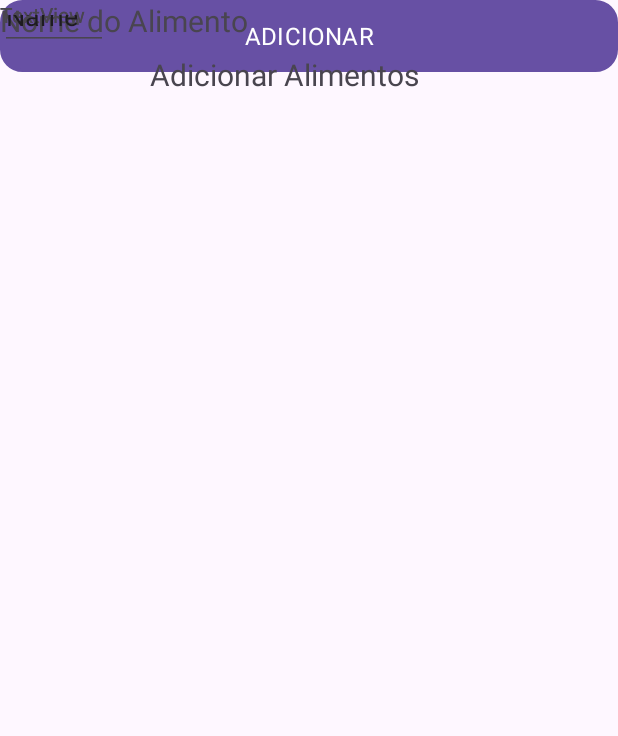
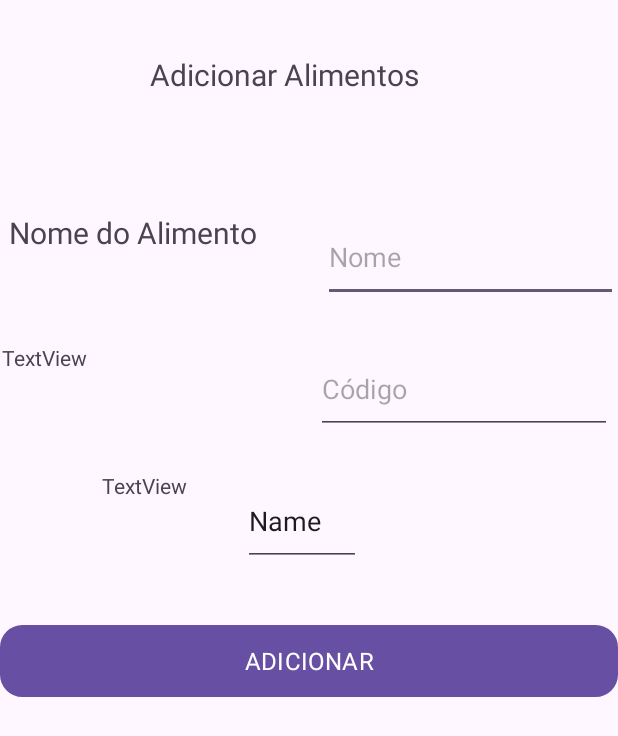
Before and after one commit to cc23537/TCC, an Android app: the layout fragment_dialog.xml on its own in the app's theme, with its tools: preview values and no code run, on a phone screen of 412 x 824 dp. Shown: the top 736 px of the screen. Run offline under Robolectric (Android 15) with nearby library versions, the phone set to English and light mode, and no system bars; Roboto replaces fonts that are not available here.

Commit message:
a
mudei o frag tela principal, frag splash rv itens, frag main

```diff
--- a/Android Studio/ProjFinal-Dm2/ProjFinal-Dm2/app/src/main/res/layout/fragment_dialog.xml
+++ b/Android Studio/ProjFinal-Dm2/ProjFinal-Dm2/app/src/main/res/layout/fragment_dialog.xml
@@ -12,34 +12,45 @@
 
     <EditText
         android:id="@+id/edNome"
-        android:layout_width="205dp"
-        android:layout_height="26dp"
+        android:layout_width="0dp"
+        android:layout_height="0dp"
+        android:layout_marginTop="141dp"
+        android:layout_marginBottom="28dp"
         android:ems="10"
         android:hint="Nome"
         android:inputType="text"
-        tools:layout_editor_absoluteX="206dp"
-        tools:layout_editor_absoluteY="141dp" />
+        app:layout_constraintBottom_toTopOf="@+id/edCodigo"
+        app:layout_constraintEnd_toEndOf="parent"
+        app:layout_constraintStart_toEndOf="@+id/textView5"
+        app:layout_constraintTop_toTopOf="parent" />
 
     <EditText
         android:id="@+id/edCodigo"
-        android:layout_width="201dp"
-        android:layout_height="29dp"
+        android:layout_width="0dp"
+        android:layout_height="0dp"
+        android:layout_marginEnd="4dp"
+        android:layout_marginBottom="28dp"
         android:ems="10"
         android:hint="Código"
         android:inputType="text"
-        tools:layout_editor_absoluteX="206dp"
-        tools:layout_editor_absoluteY="195dp" />
+        app:layout_constraintBottom_toTopOf="@+id/editTextText"
+        app:layout_constraintEnd_toEndOf="parent"
+        app:layout_constraintStart_toEndOf="@+id/textView6"
+        app:layout_constraintTop_toBottomOf="@+id/edNome" />
 
     <Button
         android:id="@+id/btnAdd"
-        android:layout_width="match_parent"
+        android:layout_width="0dp"
         android:layout_height="wrap_content"
+        android:layout_marginBottom="359dp"
         android:background="@drawable/border_button"
         android:fontFamily="@font/allerta"
         android:text="ADICIONAR"
         android:textSize="16sp"
-        tools:layout_editor_absoluteX="39dp"
-        tools:layout_editor_absoluteY="324dp" />
+        app:layout_constraintBottom_toBottomOf="parent"
+        app:layout_constraintEnd_toEndOf="parent"
+        app:layout_constraintStart_toStartOf="parent"
+        app:layout_constraintTop_toBottomOf="@+id/textView7" />
 
     <TextView
         android:id="@+id/txtAdd"
@@ -55,37 +66,57 @@
 
     <TextView
         android:id="@+id/textView5"
-        android:layout_width="188dp"
-        android:layout_height="30dp"
+        android:layout_width="0dp"
+        android:layout_height="0dp"
+        android:layout_marginStart="6dp"
+        android:layout_marginTop="141dp"
+        android:layout_marginEnd="12dp"
+        android:layout_marginBottom="24dp"
         android:text="Nome do Alimento"
         android:textSize="20sp"
-        tools:layout_editor_absoluteX="6dp"
-        tools:layout_editor_absoluteY="141dp" />
+        app:layout_constraintBottom_toTopOf="@+id/textView6"
+        app:layout_constraintEnd_toStartOf="@+id/edNome"
+        app:layout_constraintStart_toStartOf="parent"
+        app:layout_constraintTop_toTopOf="parent" />
 
     <TextView
         android:id="@+id/textView6"
-        android:layout_width="193dp"
-        android:layout_height="35dp"
+        android:layout_width="0dp"
+        android:layout_height="0dp"
+        android:layout_marginStart="1dp"
+        android:layout_marginEnd="12dp"
+        android:layout_marginBottom="22dp"
         android:text="TextView"
-        tools:layout_editor_absoluteX="1dp"
-        tools:layout_editor_absoluteY="195dp" />
+        app:layout_constraintBottom_toTopOf="@+id/textView7"
+        app:layout_constraintEnd_toStartOf="@+id/edCodigo"
+        app:layout_constraintStart_toStartOf="parent"
+        app:layout_constraintTop_toBottomOf="@+id/textView5" />
 
     <TextView
         android:id="@+id/textView7"
-        android:layout_width="85dp"
-        android:layout_height="33dp"
+        android:layout_width="0dp"
+        android:layout_height="0dp"
+        android:layout_marginStart="68dp"
+        android:layout_marginEnd="15dp"
+        android:layout_marginBottom="39dp"
         android:text="TextView"
-        tools:layout_editor_absoluteX="68dp"
-        tools:layout_editor_absoluteY="252dp" />
+        app:layout_constraintBottom_toTopOf="@+id/btnAdd"
+        app:layout_constraintEnd_toStartOf="@+id/editTextText"
+        app:layout_constraintStart_toStartOf="parent"
+        app:layout_constraintTop_toBottomOf="@+id/textView6" />
 
     <EditText
         android:id="@+id/editTextText"
-        android:layout_width="72dp"
-        android:layout_height="33dp"
+        android:layout_width="0dp"
+        android:layout_height="0dp"
+        android:layout_marginEnd="171dp"
+        android:layout_marginBottom="39dp"
         android:ems="10"
         android:inputType="text"
         android:text="Name"
-        tools:layout_editor_absoluteX="168dp"
-        tools:layout_editor_absoluteY="252dp" />
+        app:layout_constraintBottom_toTopOf="@+id/btnAdd"
+        app:layout_constraintEnd_toEndOf="parent"
+        app:layout_constraintStart_toEndOf="@+id/textView7"
+        app:layout_constraintTop_toBottomOf="@+id/edCodigo" />
 
 </androidx.constraintlayout.widget.ConstraintLayout>
--- a/Android Studio/ProjFinal-Dm2/ProjFinal-Dm2/app/src/main/res/layout/fragment_tela_principal.xml
+++ b/Android Studio/ProjFinal-Dm2/ProjFinal-Dm2/app/src/main/res/layout/fragment_tela_principal.xml
@@ -82,8 +82,8 @@
 
     <Button
         android:id="@+id/button2"
-        android:layout_width="129dp"
-        android:layout_height="63dp"
+        android:layout_width="81dp"
+        android:layout_height="70dp"
         android:layout_marginTop="16dp"
         android:layout_marginBottom="169dp"
         android:background="@drawable/usericon"
```
Also changed, not shown: Android Studio/ProjFinal-Dm2/ProjFinal-Dm2/app/src/main/res/layout/fragment_main.xml (+30 -12 lines), Android Studio/ProjFinal-Dm2/ProjFinal-Dm2/app/src/main/res/layout/fragment_splash.xml (+2 -13 lines), Android Studio/ProjFinal-Dm2/ProjFinal-Dm2/app/src/main/res/layout/rv_itens.xml (+17 -18 lines), Android Studio/ProjFinal-Dm2/ProjFinal-Dm2/app/src/main/res/drawable/maça.webp (added).
